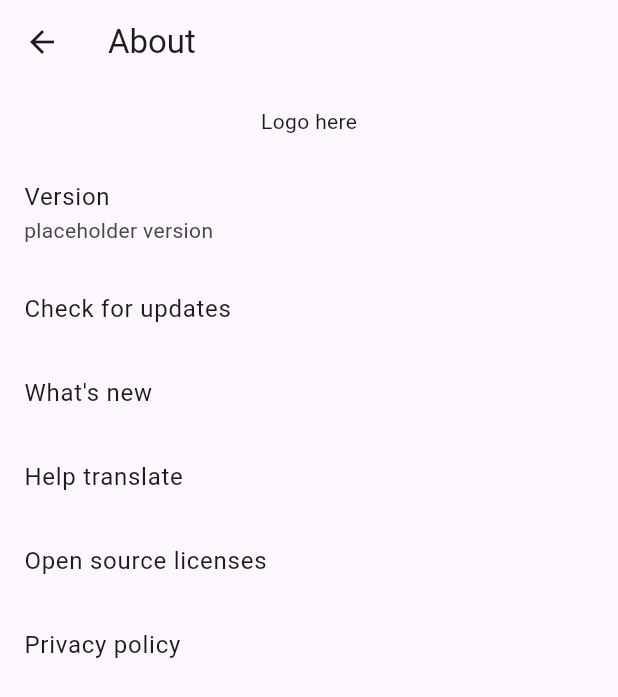
After one commit to KnotUntied/flutteryomi, a Flutter app: the AboutPage screen opened directly, on a phone screen of 412 x 824 dp. The commit adds this screen. Shown: the top 697 px of the screen. Run offline on Flutter 3.47's test engine with Material 2 defaults, Android fonts, the phone set to English and light mode, and no system bars; generated files the repository leaves out were written again.

Commit message:
Progress on about page

```diff
--- a/lib/l10n/app_en.arb
+++ b/lib/l10n/app_en.arb
@@ -63,6 +63,23 @@
   "local_filter_order_by": "Order by",
   "date": "Date",
 
+  "website": "Website",
+  "version": "Version",
+  "whats_new": "What's new",
+  "help_translate": "Help translate",
+  "licenses": "Open source licenses",
+  "privacy_policy": "Privacy policy",
+  "check_for_updates": "Check for updates",
+  "updated_version": "Updated to v{version}s",
+  "@updated_version": {
+    "placeholders": {
+      "version": {
+        "type": "String",
+        "example": "0.0.0"
+      }
+    }
+  },
+
   "fdroid_warning": "F-Droid builds are not officially supported.\nTap to learn more.",
   "label_downloaded_only": "Downloaded only",
   "pref_incognito_mode": "Incognito mode",
--- /dev/null
+++ b/lib/pages/about.dart
@@ -0,0 +1,47 @@
+import 'package:flutter/material.dart';
+import 'package:flutter_gen/gen_l10n/app_localizations.dart';
+
+
+class AboutPage extends StatelessWidget {
+  const AboutPage({super.key});
+
+  @override
+  Widget build(BuildContext context) {
+    final lang = AppLocalizations.of(context);
+    return Scaffold(
+      appBar: AppBar(
+        title: Text(lang.pref_category_about),
+      ),
+      body: ListView(
+        children: <Widget>[
+          const SizedBox(
+            height: 50,
+            child: Center(child: Text('Logo here')),
+          ),
+          ListTile(
+            title: Text(lang.version),
+            subtitle: const Text('placeholder version'),
+            onTap: () {
+              // Copy app and device info top clipboard
+            },
+          ),
+          ListTile(
+            title: Text(lang.check_for_updates),
+          ),
+          ListTile(
+            title: Text(lang.whats_new),
+          ),
+          ListTile(
+            title: Text(lang.help_translate),
+          ),
+          ListTile(
+            title: Text(lang.licenses),
+          ),
+          ListTile(
+            title: Text(lang.privacy_policy),
+          ),
+        ],
+      ),
+    );
+  }
+}
--- a/lib/pages/home.dart
+++ b/lib/pages/home.dart
@@ -1,6 +1,7 @@
 import 'package:flutter/material.dart';
 import 'package:flutter_gen/gen_l10n/app_localizations.dart';
 
+import 'package:flutteryomi/pages/browse.dart';
 import 'package:flutteryomi/pages/library.dart';
 import 'package:flutteryomi/pages/more.dart';
 
@@ -16,7 +17,7 @@ const Map<int, Widget> _HomePageMap = {
   0: LibraryPage(),
   1: LibraryPage(),
   2: LibraryPage(),
-  3: LibraryPage(),
+  3: BrowsePage(),
   4: MorePage(),
 };
 
```
Also changed, not shown: lib/pages/history.dart (+62 -0 lines), lib/pages/more.dart (+11 -2 lines), 1 other file.
